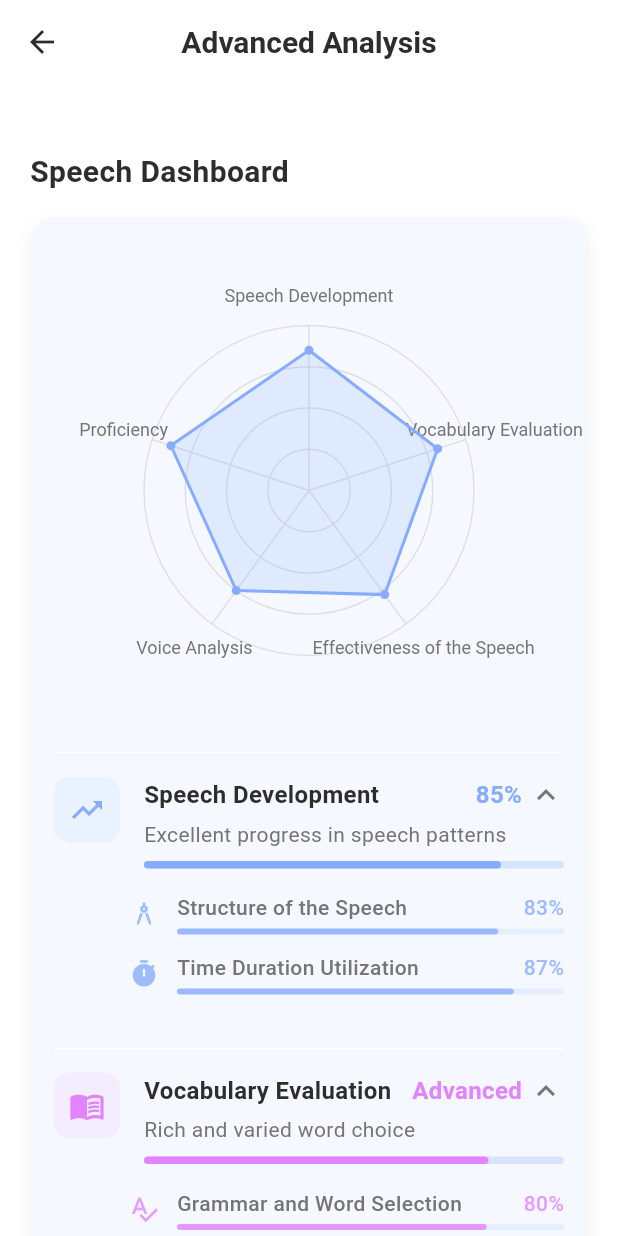
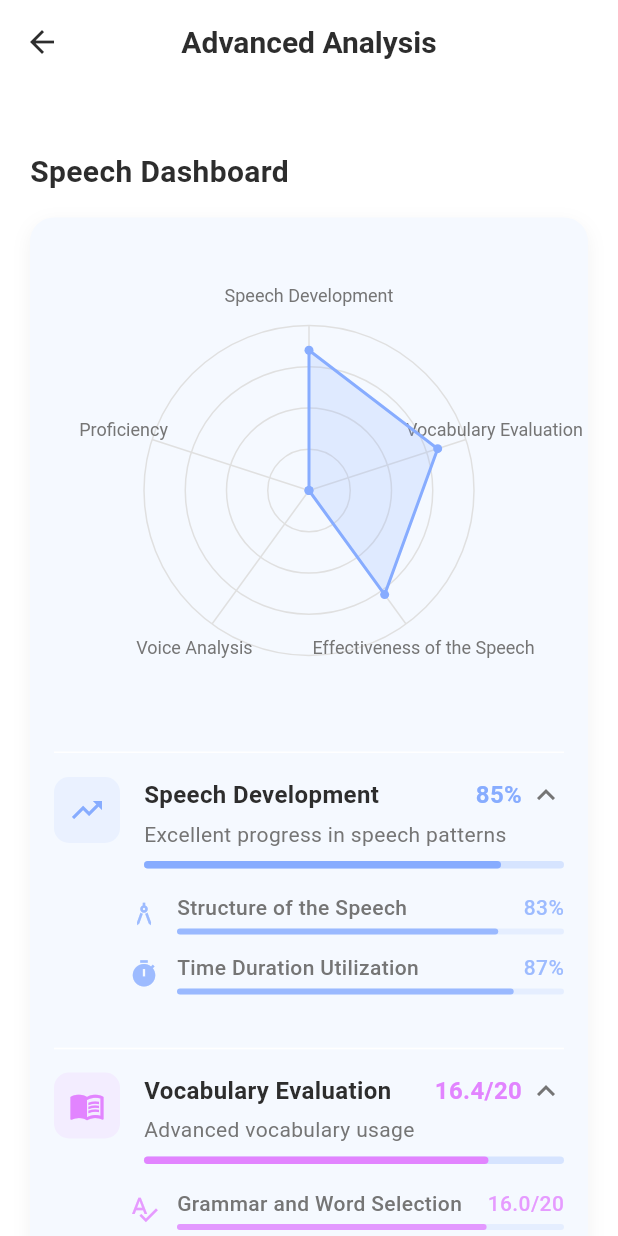
Before and after one commit to naela-girsy-projects/Project-VocalLabs, a Flutter app: the AdvancedAnalysisScreen screen opened by its route, after a tap on "Speech Development", after a tap on "Vocabulary Evaluation", on a phone screen of 412 x 824 dp. Run offline on Flutter 3.47's test engine with Material 3 defaults, Android fonts, the phone set to English and light mode, and no system bars; our stand-ins replace audioplayers, file_picker, fl_chart, image_picker; missing offline and left inert: dart:html, record, universal_html; Roboto replaces fonts that are missing (Poppins).

Commit message:
Fixed : Advanced analysis scoring

```diff
--- a/Client/lib/screens/advanced_analysis.dart
+++ b/Client/lib/screens/advanced_analysis.dart
@@ -6,10 +6,7 @@ import 'dart:math' as math;
 class AdvancedAnalysisScreen extends StatefulWidget {
   final Map<String, dynamic>? proficiencyScores;
 
-  const AdvancedAnalysisScreen({
-    super.key,
-    this.proficiencyScores,
-  });
+  const AdvancedAnalysisScreen({super.key, this.proficiencyScores});
 
   @override
   State<AdvancedAnalysisScreen> createState() => _AdvancedAnalysisScreenState();
@@ -20,23 +17,64 @@ class _AdvancedAnalysisScreenState extends State<AdvancedAnalysisScreen> {
   late double finalScore;
   late double pauseScore;
   late double fillerScore;
-  // Add new variables for voice modulation
+  // Voice modulation variables
   late double modulationScore;
   late double pitchVolumeScore;
   late double emphasisScore;
+  // Vocabulary evaluation variables
+  late double vocabularyScore;
+  late double grammarWordSelectionScore;
+  late double pronunciationScore;
+  // Effectiveness of speech variables
+  late double effectivenessScore;
+  late double clearPurposeScore;
+  late double achievementScore;
+  late String effectivenessRating;
 
   @override
   void initState() {
     super.initState();
     // Initialize scores from widget parameters
     final scores = widget.proficiencyScores?['proficiency_scores'] ?? {};
-    final modulation = widget.proficiencyScores?['modulation_analysis']?['scores'] ?? {};
+    final modulation =
+        widget.proficiencyScores?['modulation_analysis']?['scores'] ?? {};
+    final vocabulary = widget.proficiencyScores?['vocabulary_evaluation'] ?? {};
+    final grammarWordSelection = vocabulary['grammar_word_selection'] ?? {};
+    final pronunciation = vocabulary['pronunciation'] ?? {};
+    final effectiveness =
+        widget.proficiencyScores?['effectiveness_evaluation'] ?? {};
+    final clearPurpose = effectiveness['clear_purpose'] ?? {};
+    final achievementPurpose = effectiveness['achievement_of_purpose'] ?? {};
+
+    // Initialize proficiency scores
     finalScore = (scores['final_score'] ?? 0.0).toDouble();
     pauseScore = (scores['pause_score'] ?? 0.0).toDouble();
     fillerScore = (scores['filler_score'] ?? 0.0).toDouble();
+
+    // Initialize voice modulation scores
     modulationScore = (modulation['total_score'] ?? 0.0).toDouble();
     pitchVolumeScore = (modulation['pitch_and_volume_score'] ?? 0.0).toDouble();
     emphasisScore = (modulation['emphasis_score'] ?? 0.0).toDouble();
+
+    // Initialize vocabulary evaluation scores (converting to 20-point scale)
+    vocabularyScore = (vocabulary['vocabulary_score'] ?? 82.0).toDouble() * 0.2;
+    grammarWordSelectionScore =
+        (grammarWordSelection['score'] ?? 80.0).toDouble() * 0.2;
+    pronunciationScore = (pronunciation['score'] ?? 84.0).toDouble() * 0.2;
+
+    // Initialize effectiveness scores (converting to 20-point scale)
+    effectivenessScore =
+        (effectiveness['effectiveness_score'] ?? 78.0).toDouble() * 0.2;
+    clearPurposeScore = (clearPurpose['score'] ?? 76.0).toDouble() * 0.2;
+    achievementScore = (achievementPurpose['score'] ?? 80.0).toDouble() * 0.2;
+    effectivenessRating = effectiveness['rating'] as String? ?? 'Good';
+
+    print('Vocabulary Score: $vocabularyScore/20');
+    print('Grammar/Word Selection Score: $grammarWordSelectionScore/20');
+    print('Pronunciation Score: $pronunciationScore/20');
+    print('Effectiveness Score: $effectivenessScore/20');
+    print('Clear Purpose Score: $clearPurposeScore/20');
+    print('Achievement Score: $achievementScore/20');
   }
 
   @override
@@ -65,7 +103,7 @@ class _AdvancedAnalysisScreenState extends State<AdvancedAnalysisScreen> {
                       const SizedBox(height: 16),
                       SizedBox(
                         height: 300, // Increased from 220 to 300
-                        child: buildSimpleRadarChart()
+                        child: buildSimpleRadarChart(),
                       ),
                       const SizedBox(height: 24),
                       const Divider(height: 1),
@@ -96,22 +134,26 @@ class _AdvancedAnalysisScreenState extends State<AdvancedAnalysisScreen> {
                       _buildMetricItem(
                         icon: Icons.menu_book, // Book/vocabulary icon
                         title: 'Vocabulary Evaluation',
-                        value: 'Advanced',
-                        description: 'Rich and varied word choice',
-                        progress: 0.82,
+                        value: '${vocabularyScore.toStringAsFixed(1)}/20',
+                        description: _getVocabularyDescription(
+                          vocabularyScore * 5,
+                        ), // Scale back for description
+                        progress: vocabularyScore / 20,
                         color: AppColors.accent,
-                        subMetrics: const [
+                        subMetrics: [
                           SubMetric(
                             icon: Icons.spellcheck,
                             title: 'Grammar and Word Selection',
-                            value: '80%',
-                            progress: 0.80,
+                            value:
+                                '${grammarWordSelectionScore.toStringAsFixed(1)}/20',
+                            progress: grammarWordSelectionScore / 20,
                           ),
                           SubMetric(
                             icon: Icons.record_voice_over,
                             title: 'Pronunciation',
-                            value: '84%',
-                            progress: 0.84,
+                            value:
+                                '${pronunciationScore.toStringAsFixed(1)}/20',
+                            progress: pronunciationScore / 20,
                           ),
                         ],
                       ),
@@ -119,22 +161,24 @@ class _AdvancedAnalysisScreenState extends State<AdvancedAnalysisScreen> {
                       _buildMetricItem(
                         icon: Icons.psychology_alt, // Brain/thinking icon
                         title: 'Effectiveness of the Speech',
-                        value: 'Good',
-                        description: 'Clear and impactful delivery',
-                        progress: 0.78,
+                        value: '${effectivenessScore.toStringAsFixed(1)}/20',
+                        description: _getEffectivenessDescription(
+                          effectivenessScore * 5,
+                        ), // Scale back for description
+                        progress: effectivenessScore / 20,
                         color: AppColors.success,
-                        subMetrics: const [
+                        subMetrics: [
                           SubMetric(
                             icon: Icons.lightbulb_outline,
                             title: 'Clear Purpose and Relevance',
-                            value: '76%',
-                            progress: 0.76,
+                            value: '${clearPurposeScore.toStringAsFixed(1)}/20',
+                            progress: clearPurposeScore / 20,
                           ),
                           SubMetric(
                             icon: Icons.flag,
                             title: 'Achievement of Purpose',
-                            value: '80%',
-                            progress: 0.80,
+                            value: '${achievementScore.toStringAsFixed(1)}/20',
+                            progress: achievementScore / 20,
                           ),
                         ],
                       ),
@@ -167,7 +211,9 @@ class _AdvancedAnalysisScreenState extends State<AdvancedAnalysisScreen> {
                         title: 'Proficiency',
                         value: '${finalScore.toStringAsFixed(1)}/20',
                         description: _getProficiencyDescription(finalScore),
-                        progress: finalScore / 20, // Convert to percentage for progress bar
+                        progress:
+                            finalScore /
+                            20, // Convert to percentage for progress bar
                         color: _getProficiencyColor(finalScore),
                         subMetrics: [
                           SubMetric(
@@ -278,7 +324,8 @@ class _AdvancedAnalysisScreenState extends State<AdvancedAnalysisScreen> {
         ),
         if (isExpanded) ...[
           const SizedBox(height: 16),
-          ...subMetrics.map((subMetric) => Padding(
+          ...subMetrics.map(
+            (subMetric) => Padding(
               padding: const EdgeInsets.only(left: 50),
               child: _buildSubMetricItem(
                 icon: subMetric.icon,
@@ -287,7 +334,8 @@ class _AdvancedAnalysisScreenState extends State<AdvancedAnalysisScreen> {
                 progress: subMetric.progress,
                 color: color.withOpacity(0.8),
               ),
-          )).toList(),
+            ),
+          ),
           const SizedBox(height: 8),
         ],
       ],
@@ -353,11 +401,56 @@ class _AdvancedAnalysisScreenState extends State<AdvancedAnalysisScreen> {
     return 'Needs improvement';
   }
 
+  String _getVocabularyDescription(double score) {
+    if (score >= 17) return 'Advanced vocabulary usage';
+    if (score >= 15) return 'Strong vocabulary range';
+    if (score >= 13) return 'Good word selection';
+    return 'Basic vocabulary usage';
+  }
+
+  String _getEffectivenessDescription(double score) {
+    if (score >= 17) return 'Exceptional speech delivery';
+    if (score >= 15) return 'Very effective communication';
+    if (score >= 13) return 'Good speech structure';
+    return 'Basic communication skills';
+  }
+
   Color _getProficiencyColor(double score) {
     if (score >= 16) return AppColors.success;
     if (score >= 12) return AppColors.primaryBlue;
     if (score >= 8) return AppColors.warning;
     return AppColors.error;
+  }
+
+  // Moved inside the class to access state variables
+  Widget buildSimpleRadarChart() {
+    const categories = [
+      'Speech Development',
+      'Vocabulary Evaluation',
+      'Effectiveness of the Speech',
+      'Voice Analysis',
+      'Proficiency',
+    ];
+
+    // Use actual values from class variables where available
+    final values = [
+      0.85, // Speech Development (hardcoded for now)
+      vocabularyScore / 20, // Vocabulary Evaluation (normalize to 0-1)
+      effectivenessScore / 20, // Effectiveness of the Speech (normalize to 0-1)
+      modulationScore / 20, // Voice Analysis (normalize to 0-1)
+      finalScore / 20, // Proficiency (normalize to 0-1)
+    ];
+
+    return CustomPaint(
+      size: const Size(double.infinity, 280), // Increased from 200 to 280
+      painter: SimpleRadarChartPainter(
+        values: values,
+        categories: categories,
+        fillColor: AppColors.primaryBlue.withOpacity(0.2),
+        borderColor: AppColors.primaryBlue,
+        textColor: AppColors.lightText,
+      ),
+    );
   }
 }
 
@@ -373,28 +466,6 @@ class SubMetric {
     required this.value,
     required this.progress,
   });
-}
-
-Widget buildSimpleRadarChart() {
-  const categories = [
-    'Speech Development',
-    'Vocabulary Evaluation',
-    'Effectiveness of the Speech',
-    'Voice Analysis',
-    'Proficiency',
-  ];
-  final values = [0.85, 0.82, 0.78, 0.75, 0.88];
-
-  return CustomPaint(
-    size: const Size(double.infinity, 280), // Increased from 200 to 280
-    painter: SimpleRadarChartPainter(
-      values: values,
-      categories: categories,
-      fillColor: AppColors.primaryBlue.withOpacity(0.2),
-      borderColor: AppColors.primaryBlue,
-      textColor: AppColors.lightText,
-    ),
-  );
 }
 
 class SimpleRadarChartPainter extends CustomPainter {
@@ -415,11 +486,13 @@ class SimpleRadarChartPainter extends CustomPainter {
   @override
   void paint(Canvas canvas, Size size) {
     final center = Offset(size.width / 2, size.height / 2);
-    final radius = size.width < size.height ? size.width / 2 - 40 : size.height / 2 - 40;
+    final radius =
+        size.width < size.height ? size.width / 2 - 40 : size.height / 2 - 40;
     final count = values.length;
 
     // Draw background grid
-    final gridPaint = Paint()
+    final gridPaint =
+        Paint()
           ..color = Colors.grey.shade300
           ..style = PaintingStyle.stroke
           ..strokeWidth = 1;
@@ -468,19 +541,22 @@ class SimpleRadarChartPainter extends CustomPainter {
     }
     path.close();
 
-    final fillPaint = Paint()
+    final fillPaint =
+        Paint()
           ..color = fillColor
           ..style = PaintingStyle.fill;
     canvas.drawPath(path, fillPaint);
 
-    final borderPaint = Paint()
+    final borderPaint =
+        Paint()
           ..color = borderColor
           ..style = PaintingStyle.stroke
           ..strokeWidth = 2;
     canvas.drawPath(path, borderPaint);
 
     // Draw points
-    final pointPaint = Paint()
+    final pointPaint =
+        Paint()
           ..color = borderColor
           ..style = PaintingStyle.fill;
     for (int i = 0; i < count; i++) {
```
Lines whose indentation alone changed are shown as unchanged.
